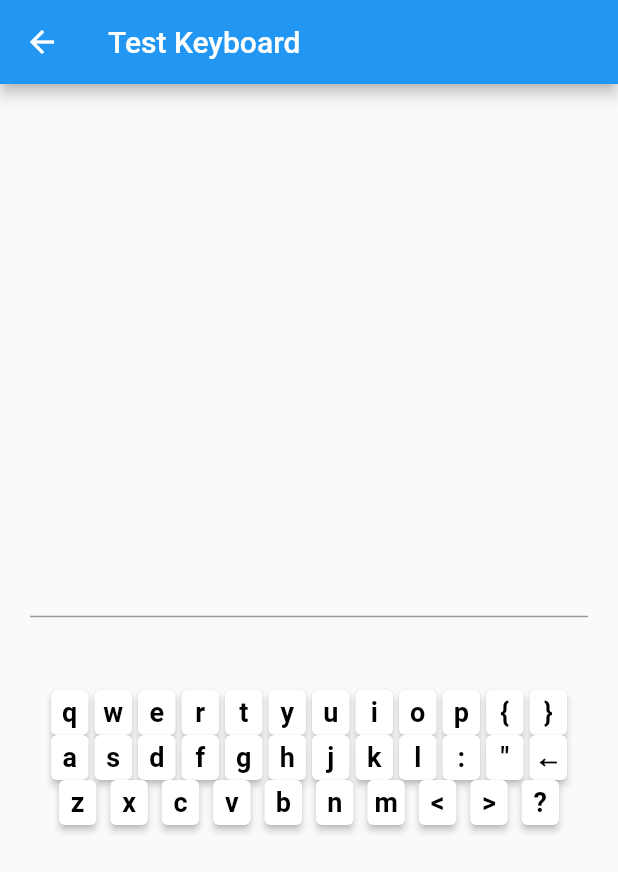
After one commit to kuuz4n/flutter-login-training, a Flutter app: the KeyboardWidget screen opened directly, on a phone screen of 412 x 824 dp. The commit adds this screen. Shown: the top 872 px of the screen. Run offline on Flutter 3.47's test engine with Material 2 defaults, Android fonts, the phone set to English and light mode, and no system bars; our stand-ins replace google_fonts; network calls fail; Roboto replaces fonts that are missing (Exo).

Commit message:
Added 2 exercises

```diff
--- /dev/null
+++ b/lib/display_keyboard.dart
@@ -0,0 +1,64 @@
+// ignore_for_file: use_key_in_widget_constructors
+
+import 'package:flutter/material.dart';
+import 'package:google_fonts/google_fonts.dart';
+
+// import our custom number keyboard
+import './keyboard_sample.dart';
+
+class KeyboardWidget extends StatelessWidget {
+  final TextEditingController _myController = TextEditingController();
+
+  @override
+  Widget build(BuildContext context) {
+    return Scaffold(
+      appBar: AppBar(
+        title: const Text('Test Keyboard'),
+      ),
+      body: Column(
+        mainAxisAlignment: MainAxisAlignment.center,
+        children: [
+          // display the entered numbers
+          Padding(
+            padding: const EdgeInsets.all(20),
+            child: SizedBox(
+              height: 70,
+              child: Center(
+                  child: TextField(
+                controller: _myController,
+                textAlign: TextAlign.center,
+                showCursor: false,
+                style: GoogleFonts.exo(fontSize: 25),
+                // Disable the default soft keybaord
+                keyboardType: TextInputType.none,
+              )),
+            ),
+          ),
+          // implement the custom NumPad
+          KeyboardDisplay(
+            buttonSize: 25,
+            buttonColor: Colors.white,
+            iconColor: Colors.deepOrange,
+            controller: _myController,
+            delete: () {
+              _myController.text = _myController.text
+                  .substring(0, _myController.text.length - 1);
+            },
+            // do something with the input numbers
+            onSubmit: () {
+              debugPrint('Your code: ${_myController.text}');
+              showDialog(
+                  context: context,
+                  builder: (_) => AlertDialog(
+                        content: Text(
+                          "You code is ${_myController.text}",
+                          style: const TextStyle(fontSize: 30),
+                        ),
+                      ));
+            },
+          ),
+        ],
+      ),
+    );
+  }
+}
--- /dev/null
+++ b/lib/keyboard_sample.dart
@@ -0,0 +1,297 @@
+import 'package:flutter/material.dart';
+import 'package:google_fonts/google_fonts.dart';
+
+class KeyboardDisplay extends StatelessWidget {
+  final double buttonSize;
+  final Color buttonColor;
+  final Color iconColor;
+  final TextEditingController controller;
+  final Function delete;
+  final Function onSubmit;
+
+  const KeyboardDisplay({
+    Key? key,
+    this.buttonSize = 3,
+    this.buttonColor = Colors.black,
+    this.iconColor = Colors.red,
+    required this.delete,
+    required this.onSubmit,
+    required this.controller,
+  }) : super(key: key);
+
+  @override
+  Widget build(BuildContext context) {
+    return Container(
+      margin: const EdgeInsets.only(left: 30, right: 30),
+      child: Column(
+        children: [
+          const SizedBox(height: 20),
+          Row(
+            //Keyboard Keys
+            mainAxisAlignment: MainAxisAlignment.spaceEvenly,
+            children: [
+              KeyboardKey(
+                letter: 'q',
+                size: buttonSize,
+                color: buttonColor,
+                controller: controller,
+              ),
+              KeyboardKey(
+                letter: 'w',
+                size: buttonSize,
+                color: buttonColor,
+                controller: controller,
+              ),
+              KeyboardKey(
+                letter: 'e',
+                size: buttonSize,
+                color: buttonColor,
+                controller: controller,
+              ),
+              KeyboardKey(
+                letter: 'r',
+                size: buttonSize,
+                color: buttonColor,
+                controller: controller,
+              ),
+              KeyboardKey(
+                letter: 't',
+                size: buttonSize,
+                color: buttonColor,
+                controller: controller,
+              ),
+              KeyboardKey(
+                letter: 'y',
+                size: buttonSize,
+                color: buttonColor,
+                controller: controller,
+              ),
+              KeyboardKey(
+                letter: 'u',
+                size: buttonSize,
+                color: buttonColor,
+                controller: controller,
+              ),
+              KeyboardKey(
+                letter: 'i',
+                size: buttonSize,
+                color: buttonColor,
+                controller: controller,
+              ),
+              KeyboardKey(
+                letter: 'o',
+                size: buttonSize,
+                color: buttonColor,
+                controller: controller,
+              ),
+              KeyboardKey(
+                letter: 'p',
+                size: buttonSize,
+                color: buttonColor,
+                controller: controller,
+              ),
+              KeyboardKey(
+                letter: '{',
+                size: buttonSize,
+                color: buttonColor,
+                controller: controller,
+              ),
+              KeyboardKey(
+                letter: '}',
+                size: buttonSize,
+                color: buttonColor,
+                controller: controller,
+              ),
+            ],
+          ),
+          // const SizedBox(height: 10),
+          Row(
+            //Keyboard Keys
+            mainAxisAlignment: MainAxisAlignment.spaceEvenly,
+            children: [
+              KeyboardKey(
+                letter: 'a',
+                size: buttonSize,
+                color: buttonColor,
+                controller: controller,
+              ),
+              KeyboardKey(
+                letter: 's',
+                size: buttonSize,
+                color: buttonColor,
+                controller: controller,
+              ),
+              KeyboardKey(
+                letter: 'd',
+                size: buttonSize,
+                color: buttonColor,
+                controller: controller,
+              ),
+              KeyboardKey(
+                letter: 'f',
+                size: buttonSize,
+                color: buttonColor,
+                controller: controller,
+              ),
+              KeyboardKey(
+                letter: 'g',
+                size: buttonSize,
+                color: buttonColor,
+                controller: controller,
+              ),
+              KeyboardKey(
+                letter: 'h',
+                size: buttonSize,
+                color: buttonColor,
+                controller: controller,
+              ),
+              KeyboardKey(
+                letter: 'j',
+                size: buttonSize,
+                color: buttonColor,
+                controller: controller,
+              ),
+              KeyboardKey(
+                letter: 'k',
+                size: buttonSize,
+                color: buttonColor,
+                controller: controller,
+              ),
+              KeyboardKey(
+                letter: 'l',
+                size: buttonSize,
+                color: buttonColor,
+                controller: controller,
+              ),
+              KeyboardKey(
+                letter: ':',
+                size: buttonSize,
+                color: buttonColor,
+                controller: controller,
+              ),
+              KeyboardKey(
+                letter: '"',
+                size: buttonSize,
+                color: buttonColor,
+                controller: controller,
+              ),
+              KeyboardKey(
+                letter: '←',
+                size: buttonSize,
+                color: buttonColor,
+                controller: controller,
+              ),
+            ],
+          ),
+          Row(
+            //Keyboard Keys
+            mainAxisAlignment: MainAxisAlignment.spaceEvenly,
+            children: [
+              KeyboardKey(
+                letter: 'z',
+                size: buttonSize,
+                color: buttonColor,
+                controller: controller,
+              ),
+              KeyboardKey(
+                letter: 'x',
+                size: buttonSize,
+                color: buttonColor,
+                controller: controller,
+              ),
+              KeyboardKey(
+                letter: 'c',
+                size: buttonSize,
+                color: buttonColor,
+                controller: controller,
+              ),
+              KeyboardKey(
+                letter: 'v',
+                size: buttonSize,
+                color: buttonColor,
+                controller: controller,
+              ),
+              KeyboardKey(
+                letter: 'b',
+                size: buttonSize,
+                color: buttonColor,
+                controller: controller,
+              ),
+              KeyboardKey(
+                letter: 'n',
+                size: buttonSize,
+                color: buttonColor,
+                controller: controller,
+              ),
+              KeyboardKey(
+                letter: 'm',
+                size: buttonSize,
+                color: buttonColor,
+                controller: controller,
+              ),
+              KeyboardKey(
+                letter: '<',
+                size: buttonSize,
+                color: buttonColor,
+                controller: controller,
+              ),
+              KeyboardKey(
+                letter: '>',
+                size: buttonSize,
+                color: buttonColor,
+                controller: controller,
+              ),
+              KeyboardKey(
+                letter: '?',
+                size: buttonSize,
+                color: buttonColor,
+                controller: controller,
+              ),
+            ],
+          ),
+        ],
+      ),
+      // const SizedBox(height: 20),
+    );
+  }
+}
+
+class KeyboardKey extends StatelessWidget {
+  final String letter;
+  final double size;
+  final Color color;
+  final TextEditingController controller;
+
+  const KeyboardKey({
+    Key? key,
+    required this.letter,
+    required this.size,
+    required this.color,
+    required this.controller,
+  }) : super(key: key);
+
+  @override
+  Widget build(BuildContext context) {
+    return SizedBox(
+      width: 25,
+      height: 30,
+      child: ElevatedButton(
+        style: ElevatedButton.styleFrom(
+          padding: EdgeInsets.all(0.0),
+          primary: color,
+          // shape: RoundedRectangleBorder(
+          //   borderRadius: BorderRadius.circular(size / 2),
+          // ),
+        ),
+        onPressed: () {
+          controller.text += letter.toString();
+        },
+        child: Text(
+          letter.toString(),
+          style: GoogleFonts.exo(
+              fontWeight: FontWeight.bold, color: Colors.black, fontSize: 18),
+        ),
+      ),
+    );
+  }
+}
--- a/lib/login_page.dart
+++ b/lib/login_page.dart
@@ -159,7 +159,7 @@ class _LoginPageState extends State<LoginPage> {
                             Image.asset('assets/images/brandico_facebook.png'),
                         style: ElevatedButton.styleFrom(
                           side: BorderSide(
-                              width: 1.0,
+                              width: 0.5,
                               color: Color.fromRGBO(32, 171, 125, 1)),
                           padding: EdgeInsets.all(11.0),
                           fixedSize: Size(89, 63),
@@ -178,7 +178,7 @@ class _LoginPageState extends State<LoginPage> {
                             'assets/images/akar-icons_google-contained-fill.png'),
                         style: ElevatedButton.styleFrom(
                           side: BorderSide(
-                              width: 1.0,
+                              width: 0.5,
                               color: Color.fromRGBO(32, 171, 125, 1)),
                           padding: EdgeInsets.all(11.0),
                           fixedSize: Size(89, 63),
@@ -197,7 +197,7 @@ class _LoginPageState extends State<LoginPage> {
                             'assets/images/ic_baseline-mobile-friendly.png'),
                         style: ElevatedButton.styleFrom(
                           side: BorderSide(
-                              width: 1.0,
+                              width: 0.5,
                               color: Color.fromRGBO(32, 171, 125, 1)),
                           padding: EdgeInsets.all(11.0),
                           fixedSize: Size(89, 63),
--- a/pubspec.yaml
+++ b/pubspec.yaml
@@ -36,6 +36,7 @@ dependencies:
   cupertino_icons: ^1.0.2
   google_fonts:
   email_validator: ^2.0.1
+  http: ^0.13.5
 
 dev_dependencies:
   flutter_test:
```
Also changed, not shown: lib/anime_details.dart (added, +51 -0 lines), lib/homepage.dart (+34 -1 lines), lib/model/fetchAnimeList.dart (added, +29 -0 lines), lib/model/fetchImageResponseModel.dart (added, +15 -0 lines), lib/myAnimeListPage.dart (added, +104 -0 lines), lib/services/apiService.dart (added, +9 -0 lines), lib/waifu.dart (added, +58 -0 lines), pubspec.lock.
